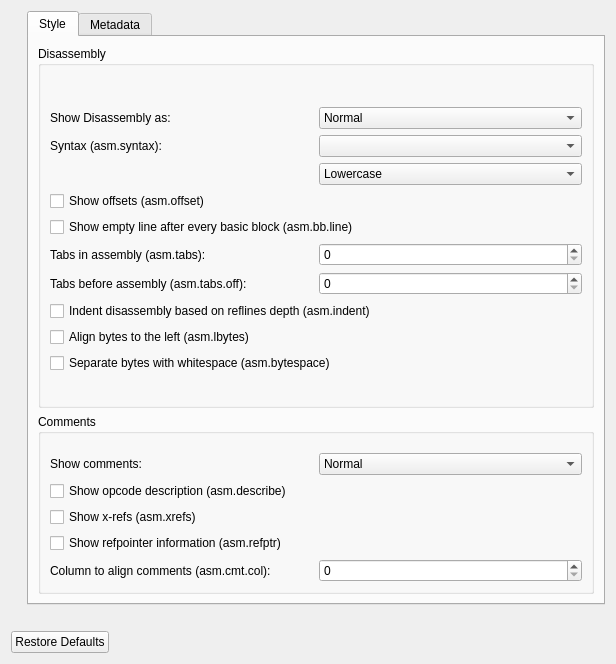
Qt form src/dialogs/preferences/AsmOptionsWidget.ui (rizinorg/cutter) before a commit.
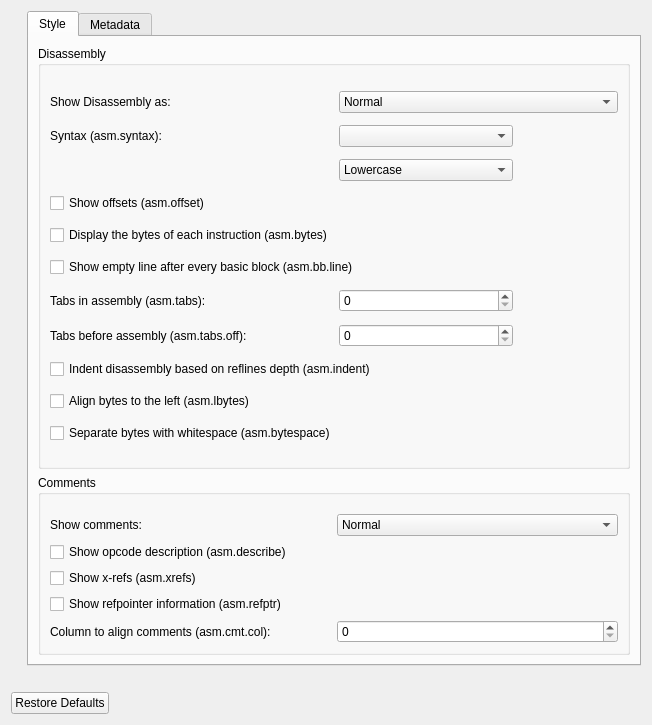
The same form after that commit.

Commit message:
Show bytes has been renamed and moved (#1841)
* Show bytes has been renamed and moved

```diff
--- a/src/dialogs/preferences/AsmOptionsWidget.ui
+++ b/src/dialogs/preferences/AsmOptionsWidget.ui
@@ -6,8 +6,8 @@
    <rect>
     <x>0</x>
     <y>0</y>
-    <width>616</width>
-    <height>664</height>
+    <width>652</width>
+    <height>725</height>
    </rect>
   </property>
   <property name="windowTitle">
@@ -46,24 +46,8 @@
            <property name="title">
             <string>Disassembly</string>
            </property>
-           <layout class="QGridLayout" name="gridLayout_2">
-            <item row="1" column="0">
              <layout class="QGridLayout" name="gridLayout">
-              <item row="7" column="0" colspan="2">
-               <widget class="QCheckBox" name="indentCheckBox">
-                <property name="text">
-                 <string>Indent disassembly based on reflines depth (asm.indent)</string>
-                </property>
-               </widget>
-              </item>
-              <item row="4" column="0" colspan="2">
-               <widget class="QCheckBox" name="bblineCheckBox">
-                <property name="text">
-                 <string>Show empty line after every basic block (asm.bb.line)</string>
-                </property>
-               </widget>
-              </item>
-              <item row="2" column="1">
+            <item row="5" column="2">
                <widget class="QComboBox" name="caseComboBox">
                 <item>
                  <property name="text">
@@ -82,74 +66,27 @@
                 </item>
                </widget>
               </item>
-              <item row="0" column="0">
-               <widget class="QLabel" name="label">
-                <property name="text">
-                 <string>Show Disassembly as:</string>
-                </property>
-               </widget>
-              </item>
-              <item row="1" column="0">
-               <widget class="QLabel" name="syntaxLabel">
-                <property name="text">
-                 <string>Syntax (asm.syntax):</string>
+            <item row="11" column="2">
+             <widget class="QSpinBox" name="asmTabsOffSpinBox">
+              <property name="maximum">
+               <number>100</number>
+              </property>
+              <property name="singleStep">
+               <number>5</number>
                 </property>
                </widget>
               </item>
-              <item row="0" column="1">
-               <widget class="QComboBox" name="asmComboBox">
-                <item>
-                 <property name="text">
-                  <string>Normal</string>
-                 </property>
-                </item>
-                <item>
-                 <property name="text">
-                  <string>ESIL (asm.esil)</string>
-                 </property>
-                </item>
-                <item>
-                 <property name="text">
-                  <string>Pseudocode (asm.pseudo)</string>
-                 </property>
-                </item>
-               </widget>
-              </item>
-              <item row="5" column="0">
+            <item row="10" column="1">
                <widget class="QLabel" name="asmTabsLabel">
                 <property name="text">
                  <string>Tabs in assembly (asm.tabs):</string>
                 </property>
                </widget>
               </item>
-              <item row="6" column="1">
-               <widget class="QSpinBox" name="asmTabsOffSpinBox">
-                <property name="maximum">
-                 <number>100</number>
-                </property>
-                <property name="singleStep">
-                 <number>5</number>
-                </property>
-               </widget>
-              </item>
-              <item row="3" column="0" colspan="2">
-               <widget class="QCheckBox" name="offsetCheckBox">
-                <property name="text">
-                 <string>Show offsets (asm.offset)</string>
-                </property>
-               </widget>
-              </item>
-              <item row="6" column="0">
-               <widget class="QLabel" name="asmTabsOffLabel">
-                <property name="text">
-                 <string>Tabs before assembly (asm.tabs.off):</string>
-                </property>
-               </widget>
-              </item>
-              <item row="1" column="1">
+            <item row="4" column="2">
                <widget class="QComboBox" name="syntaxComboBox"/>
               </item>
-              <item row="5" column="1">
+            <item row="10" column="2">
                <widget class="QSpinBox" name="asmTabsSpinBox">
                 <property name="maximum">
                  <number>100</number>
@@ -159,37 +96,103 @@
                 </property>
                </widget>
               </item>
-              <item row="9" column="0" colspan="2">
+            <item row="14" column="1" colspan="2">
                <widget class="QCheckBox" name="bytespaceCheckBox">
                 <property name="text">
                  <string>Separate bytes with whitespace (asm.bytespace)</string>
                 </property>
                </widget>
               </item>
-              <item row="8" column="0" colspan="2">
+            <item row="4" column="1">
+             <widget class="QLabel" name="syntaxLabel">
+              <property name="text">
+               <string>Syntax (asm.syntax):</string>
+              </property>
+             </widget>
+            </item>
+            <item row="12" column="1" colspan="2">
+             <widget class="QCheckBox" name="indentCheckBox">
+              <property name="text">
+               <string>Indent disassembly based on reflines depth (asm.indent)</string>
+              </property>
+             </widget>
+            </item>
+            <item row="7" column="1">
+             <widget class="QCheckBox" name="offsetCheckBox">
+              <property name="text">
+               <string>Show offsets (asm.offset)</string>
+              </property>
+             </widget>
+            </item>
+            <item row="11" column="1">
+             <widget class="QLabel" name="asmTabsOffLabel">
+              <property name="text">
+               <string>Tabs before assembly (asm.tabs.off):</string>
+              </property>
+             </widget>
+            </item>
+            <item row="3" column="1">
+             <widget class="QLabel" name="label">
+              <property name="text">
+               <string>Show Disassembly as:</string>
+              </property>
+             </widget>
+            </item>
+            <item row="9" column="1" colspan="2">
+             <widget class="QCheckBox" name="bblineCheckBox">
+              <property name="text">
+               <string>Show empty line after every basic block (asm.bb.line)</string>
+              </property>
+             </widget>
+            </item>
+            <item row="0" column="1" colspan="2">
+             <spacer name="verticalSpacer_3">
+              <property name="orientation">
+               <enum>Qt::Vertical</enum>
+              </property>
+              <property name="sizeType">
+               <enum>QSizePolicy::Fixed</enum>
+              </property>
+              <property name="sizeHint" stdset="0">
+               <size>
+                <width>20</width>
+                <height>10</height>
+               </size>
+              </property>
+             </spacer>
+            </item>
+            <item row="3" column="2" colspan="2">
+             <widget class="QComboBox" name="asmComboBox">
+              <item>
+               <property name="text">
+                <string>Normal</string>
+               </property>
+              </item>
+              <item>
+               <property name="text">
+                <string>ESIL (asm.esil)</string>
+               </property>
+              </item>
+              <item>
+               <property name="text">
+                <string>Pseudocode (asm.pseudo)</string>
+               </property>
+              </item>
+             </widget>
+            </item>
+            <item row="13" column="1" colspan="2">
                <widget class="QCheckBox" name="lbytesCheckBox">
                 <property name="text">
                  <string>Align bytes to the left (asm.lbytes)</string>
                 </property>
                </widget>
               </item>
-             </layout>
-            </item>
-            <item row="0" column="0">
-             <spacer name="verticalSpacer_3">
-              <property name="orientation">
-               <enum>Qt::Vertical</enum>
+            <item row="8" column="1">
+             <widget class="QCheckBox" name="bytesCheckBox">
+              <property name="text">
+               <string>Display the bytes of each instruction (asm.bytes)</string>
               </property>
-              <property name="sizeType">
-               <enum>QSizePolicy::Fixed</enum>
-              </property>
-              <property name="sizeHint" stdset="0">
-               <size>
-                <width>20</width>
-                <height>10</height>
-               </size>
-              </property>
-             </spacer>
+             </widget>
             </item>
            </layout>
           </widget>
@@ -356,13 +359,6 @@
            </property>
           </widget>
          </item>
-         <item>
-          <widget class="QCheckBox" name="bytesCheckBox">
-           <property name="text">
-            <string>Show bytes (asm.bytes)</string>
-           </property>
-          </widget>
-         </item>
          <item>
           <layout class="QGridLayout" name="gridLayout_3">
            <property name="leftMargin">
```
Lines whose indentation alone changed are shown as unchanged.
